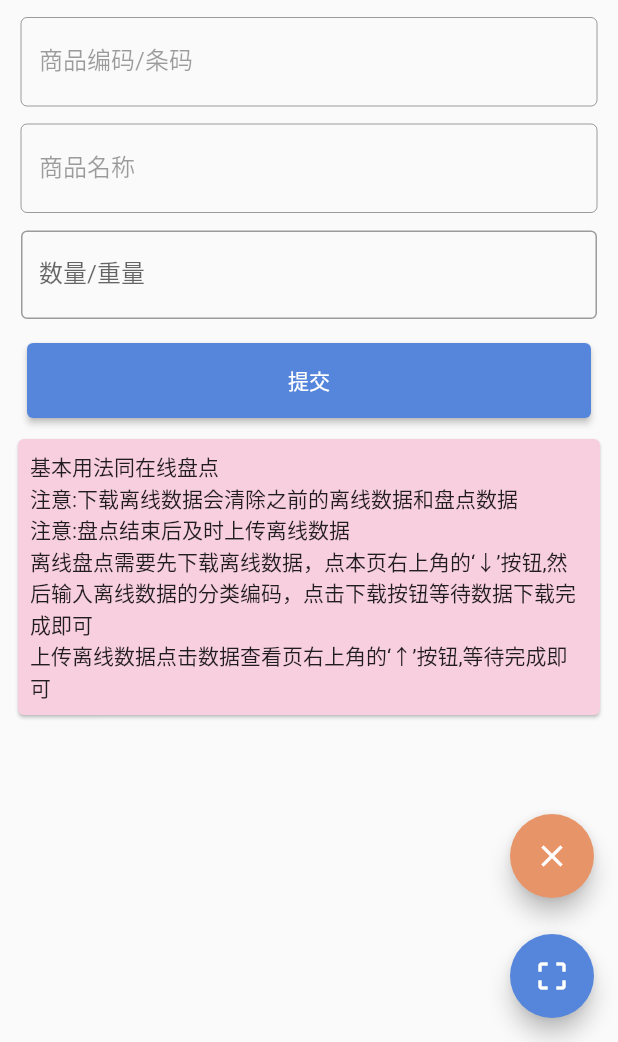
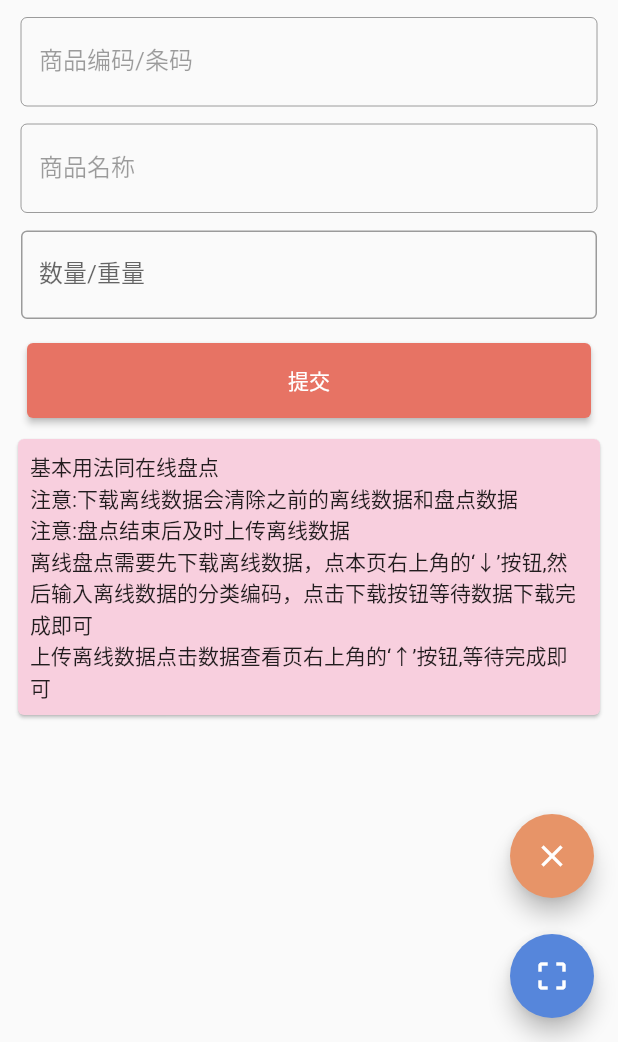
Before and after one commit to cocashu/sppd, a Flutter app: the lixian_PandianRoute screen opened directly, on a phone screen of 412 x 824 dp, the part 194-1236 px from its top. Run offline on Flutter 3.47's test engine with Material 2 defaults, Android fonts, the phone set to English and light mode, and no system bars; our stand-ins replace dio, flutter_screenutil, get, shared_preferences, sqflite, sqflite_common and 2 more; missing offline and left inert: expression_language, flutter_easy_permission, flutter_scankit, syncfusion_flutter_treemap; accounts and stored records are empty; network calls fail.

Commit message:
颜色修改

```diff
--- a/lib/routes/lixianpandian.dart
+++ b/lib/routes/lixianpandian.dart
@@ -405,7 +405,7 @@ class _lixian_PandianRouteState extends State<lixian_PandianRoute> {
                         child: ElevatedButton(
                           child: const Text('提交'),
                           style: ElevatedButton.styleFrom(
-                            primary: const Color.fromRGBO(86, 134, 219, 1),
+                            primary: Color.fromRGBO(231, 115, 100, 1),
                             onPrimary: Colors.white,
                           ),
                           onPressed: () async {
--- a/lib/routes/lixianrequest.dart
+++ b/lib/routes/lixianrequest.dart
@@ -99,6 +99,7 @@ class _RequestRouteState extends State<RequestRoute> {
     return Scaffold(
       appBar: AppBar(
         title: Text('离线产品列表'),
+         backgroundColor: Color.fromRGBO(231, 115, 100, 1),
         actions: [
           IconButton(
             icon: const Icon(Icons.clear, color: Colors.red), //清空盘点数据
--- a/lib/routes/pandian.dart
+++ b/lib/routes/pandian.dart
@@ -358,7 +358,7 @@ class _PandianRouteState extends State<PandianRoute> {
                          color: Color.fromARGB(255, 248, 207, 222),
                     child: Padding(
                       padding: EdgeInsets.all(8.0),
-                      child: Text('数量支持加减乘除的计算。如12*2或23+5 \n盘点错误时可以在量前面加‘-’表示减少\n数量为商品的最小单位:(商品入库的单位) \n重量单位kg/千克/公斤精确到小数点后2位。\n盘点商品时如果未出现商品名字建议再扫一次条码试试'),
+                      child: Text('数量支持加减乘除的计算。如12*2或23+5 \n盘点错误时可以在量前面加‘-’表示减少\n数量为商品的最小单位:(商品入库时的单位) \n重量单位kg/千克/公斤精确到小数点后2位。\n盘点商品时如果未出现商品名字建议再扫一次条码试试'),
                     ),
                   ),),
           ])),
```
